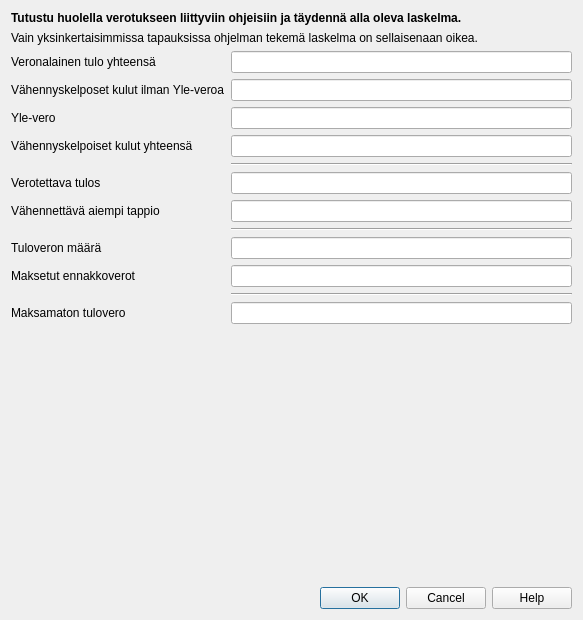
Qt form kitsas/arkisto/tuloverodialog.ui (artoh/kitupiikki) before a commit.
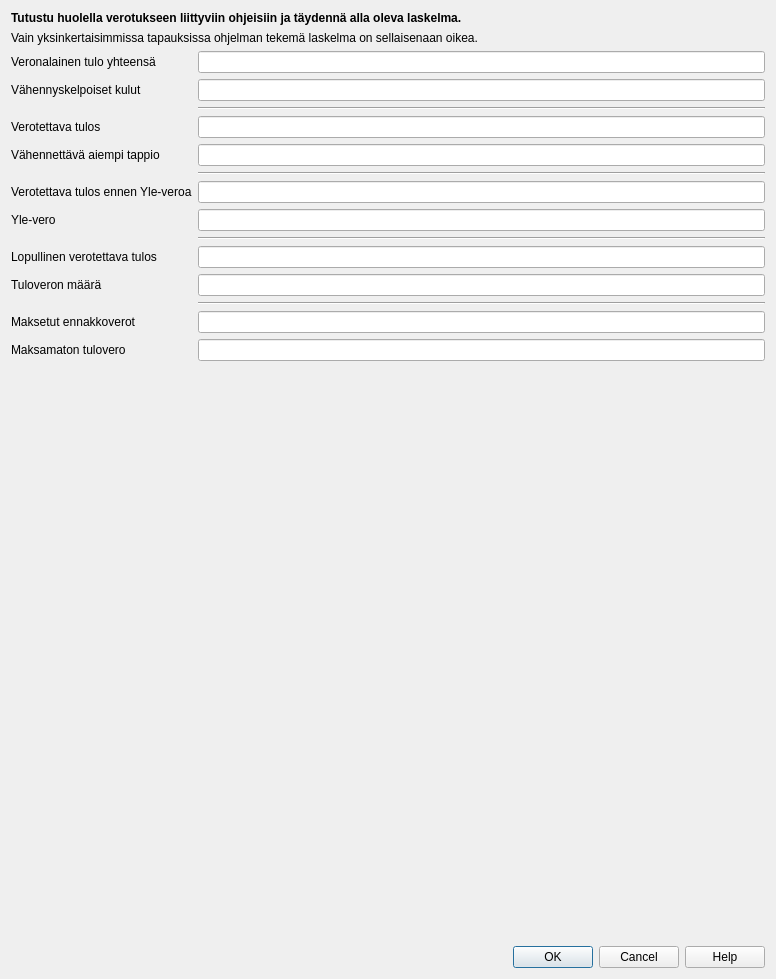
The same form after that commit. Custom widgets are drawn as their Qt base class.

Commit message: Uusittu verolaskuri

What changed in the file:
```diff
--- a/kitsas/arkisto/tuloverodialog.ui
+++ b/kitsas/arkisto/tuloverodialog.ui
@@ -6,8 +6,8 @@
    <rect>
     <x>0</x>
     <y>0</y>
-    <width>583</width>
-    <height>620</height>
+    <width>776</width>
+    <height>979</height>
    </rect>
   </property>
   <property name="windowTitle">
@@ -42,78 +42,17 @@
    </item>
    <item>
     <layout class="QGridLayout" name="gridLayout">
-     <item row="4" column="1">
-      <widget class="KpEuroEdit" name="vahennysYhteensa">
-       <property name="readOnly">
-        <bool>false</bool>
-       </property>
-      </widget>
-     </item>
-     <item row="12" column="0">
-      <widget class="QLabel" name="label_7">
+     <item row="11" column="0">
+      <widget class="QLabel" name="label_13">
        <property name="text">
-        <string>Maksamaton tulovero</string>
+        <string>Lopullinen verotettava tulos</string>
        </property>
        <property name="buddy">
         <cstring>jaaveroaEdit</cstring>
        </property>
       </widget>
      </item>
-     <item row="11" column="1">
-      <widget class="Line" name="line_2">
-       <property name="orientation">
-        <enum>Qt::Horizontal</enum>
-       </property>
-      </widget>
-     </item>
-     <item row="5" column="1">
-      <widget class="Line" name="line">
-       <property name="orientation">
-        <enum>Qt::Horizontal</enum>
-       </property>
-      </widget>
-     </item>
-     <item row="6" column="0">
-      <widget class="QLabel" name="label_3">
-       <property name="text">
-        <string>Verotettava tulos</string>
-       </property>
-       <property name="buddy">
-        <cstring>tulosEdit</cstring>
-       </property>
-      </widget>
-     </item>
-     <item row="2" column="0">
-      <widget class="QLabel" name="label_2">
-       <property name="text">
-        <string>Vähennyskelposet kulut ilman Yle-veroa</string>
-       </property>
-       <property name="buddy">
-        <cstring>vahennysEdit</cstring>
-       </property>
-      </widget>
-     </item>
-     <item row="0" column="0">
-      <widget class="QLabel" name="label">
-       <property name="text">
-        <string>Veronalainen tulo yhteensä</string>
-       </property>
-       <property name="buddy">
-        <cstring>tuloEdit</cstring>
-       </property>
-      </widget>
-     </item>
-     <item row="0" column="1">
-      <widget class="KpEuroEdit" name="tuloEdit"/>
-     </item>
-     <item row="9" column="1">
-      <widget class="KpEuroEdit" name="veroEdit">
-       <property name="readOnly">
-        <bool>false</bool>
-       </property>
-      </widget>
-     </item>
-     <item row="3" column="0">
+     <item row="9" column="0">
       <widget class="QLabel" name="label_8">
        <property name="text">
         <string>Yle-vero</string>
@@ -123,56 +62,33 @@
        </property>
       </widget>
      </item>
-     <item row="10" column="0">
-      <widget class="QLabel" name="label_5">
-       <property name="text">
-        <string>Maksetut ennakkoverot</string>
-       </property>
-       <property name="buddy">
-        <cstring>maksetutEdit</cstring>
-       </property>
-      </widget>
-     </item>
-     <item row="7" column="0">
-      <widget class="QLabel" name="label_11">
-       <property name="text">
-        <string>Vähennettävä aiempi tappio</string>
-       </property>
-      </widget>
-     </item>
-     <item row="3" column="1">
-      <widget class="KpEuroEdit" name="yleveroEdit">
-       <property name="readOnly">
-        <bool>false</bool>
-       </property>
-      </widget>
-     </item>
-     <item row="10" column="1">
+     <item row="14" column="1">
       <widget class="KpEuroEdit" name="maksetutEdit"/>
      </item>
-     <item row="12" column="1">
+     <item row="6" column="1">
+      <widget class="KpEuroEdit" name="tappioEdit"/>
+     </item>
+     <item row="16" column="1">
       <widget class="KpEuroEdit" name="jaaveroaEdit"/>
      </item>
-     <item row="4" column="0">
-      <widget class="QLabel" name="label_9">
-       <property name="text">
-        <string>Vähennyskelpoiset kulut yhteensä</string>
-       </property>
-       <property name="buddy">
-        <cstring>vahennysYhteensa</cstring>
-       </property>
-      </widget>
-     </item>
      <item row="2" column="1">
       <widget class="KpEuroEdit" name="vahennysEdit"/>
      </item>
-     <item row="6" column="1">
-      <widget class="KpEuroEdit" name="tulosEdit"/>
+     <item row="8" column="0">
+      <widget class="QLabel" name="label_12">
+       <property name="text">
+        <string>Verotettava tulos ennen Yle-veroa</string>
+       </property>
+      </widget>
      </item>
-     <item row="7" column="1">
-      <widget class="KpEuroEdit" name="tappioEdit"/>
+     <item row="6" column="0">
+      <widget class="QLabel" name="label_11">
+       <property name="text">
+        <string>Vähennettävä aiempi tappio</string>
+       </property>
+      </widget>
      </item>
-     <item row="9" column="0">
+     <item row="12" column="0">
       <widget class="QLabel" name="label_4">
        <property name="text">
         <string>Tuloveron määrä</string>
@@ -182,13 +98,110 @@
        </property>
       </widget>
      </item>
+     <item row="9" column="1">
+      <widget class="KpEuroEdit" name="yleveroEdit">
+       <property name="readOnly">
+        <bool>false</bool>
+       </property>
+      </widget>
+     </item>
+     <item row="5" column="1">
+      <widget class="KpEuroEdit" name="tulosEdit"/>
+     </item>
+     <item row="16" column="0">
+      <widget class="QLabel" name="label_7">
+       <property name="text">
+        <string>Maksamaton tulovero</string>
+       </property>
+       <property name="buddy">
+        <cstring>jaaveroaEdit</cstring>
+       </property>
+      </widget>
+     </item>
+     <item row="12" column="1">
+      <widget class="KpEuroEdit" name="veroEdit">
+       <property name="readOnly">
+        <bool>false</bool>
+       </property>
+      </widget>
+     </item>
      <item row="8" column="1">
+      <widget class="KpEuroEdit" name="ennenYlea"/>
+     </item>
+     <item row="14" column="0">
+      <widget class="QLabel" name="label_5">
+       <property name="text">
+        <string>Maksetut ennakkoverot</string>
+       </property>
+       <property name="buddy">
+        <cstring>maksetutEdit</cstring>
+       </property>
+      </widget>
+     </item>
+     <item row="0" column="1">
+      <widget class="KpEuroEdit" name="tuloEdit"/>
+     </item>
+     <item row="0" column="0">
+      <widget class="QLabel" name="label">
+       <property name="text">
+        <string>Veronalainen tulo yhteensä</string>
+       </property>
+       <property name="buddy">
+        <cstring>tuloEdit</cstring>
+       </property>
+      </widget>
+     </item>
+     <item row="7" column="1">
       <widget class="Line" name="line_3">
        <property name="orientation">
         <enum>Qt::Horizontal</enum>
        </property>
       </widget>
      </item>
+     <item row="5" column="0">
+      <widget class="QLabel" name="label_3">
+       <property name="text">
+        <string>Verotettava tulos</string>
+       </property>
+       <property name="buddy">
+        <cstring>tulosEdit</cstring>
+       </property>
+      </widget>
+     </item>
+     <item row="11" column="1">
+      <widget class="KpEuroEdit" name="ylenJalkeen"/>
+     </item>
+     <item row="4" column="1">
+      <widget class="Line" name="line">
+       <property name="orientation">
+        <enum>Qt::Horizontal</enum>
+       </property>
+      </widget>
+     </item>
+     <item row="2" column="0">
+      <widget class="QLabel" name="label_2">
+       <property name="text">
+        <string>Vähennyskelpoiset kulut</string>
+       </property>
+       <property name="buddy">
+        <cstring>vahennysEdit</cstring>
+       </property>
+      </widget>
+     </item>
+     <item row="10" column="1">
+      <widget class="Line" name="line_4">
+       <property name="orientation">
+        <enum>Qt::Horizontal</enum>
+       </property>
+      </widget>
+     </item>
+     <item row="13" column="1">
+      <widget class="Line" name="line_2">
+       <property name="orientation">
+        <enum>Qt::Horizontal</enum>
+       </property>
+      </widget>
+     </item>
     </layout>
    </item>
    <item>
```
Left out of the diff: 5 changed lines with no effect on the pictures. The commit also changes 2 other files.
